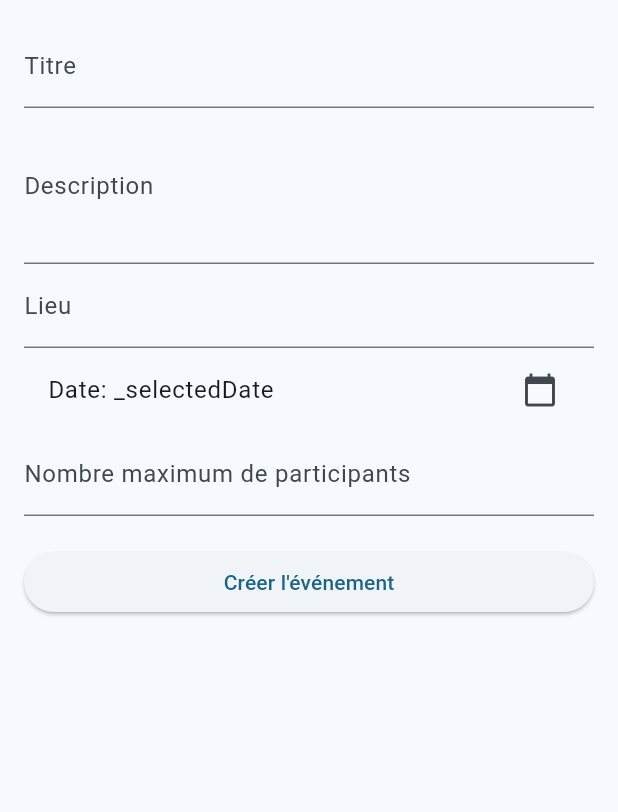
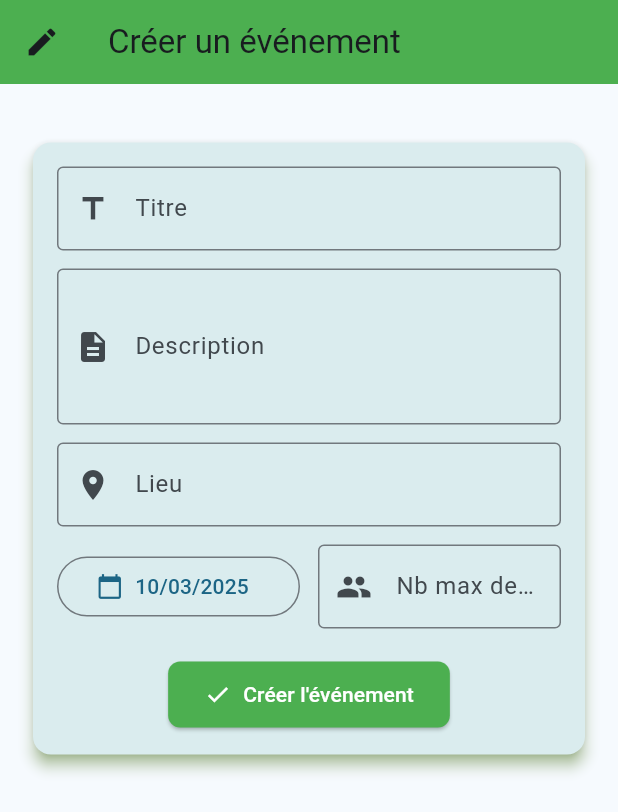
Before and after one commit to ben-ht/sporty, a Flutter app: the Creation screen opened directly, on a phone screen of 412 x 824 dp. Shown: the top 812 px of the screen. Run offline on Flutter 3.47's test engine with Material 3 defaults, Android fonts, the phone set to English and light mode, and no system bars; our stand-ins replace flutter_svg, fluttertoast, supabase_flutter; accounts and stored records are empty.

Commit message:
Amelioration des interfaces Search et Create

```diff
--- a/lib/main.dart
+++ b/lib/main.dart
@@ -1,6 +1,6 @@
 import 'package:flutter/material.dart';
 import 'package:provider/provider.dart';
-import 'package:sporty/ui/create/create.dart';
+import 'package:sporty/ui/creation/creation.dart';
 import 'package:sporty/ui/search/search.dart';
 import 'package:sporty/ui/signup/widgets/signup.dart';
 import 'package:sporty/ui/signup/widgets/sports_selection.dart';
@@ -54,7 +54,7 @@ class MyAppState extends ChangeNotifier {
 class MainScreen extends StatelessWidget {
   final List<Widget> pages = [
     const HomeScreen(),
-    const CreateApp(),
+    const Creation(),
     const Search()
   ];
 
--- a/lib/ui/creation/creation.dart
+++ b/lib/ui/creation/creation.dart
@@ -1,4 +1,5 @@
 import 'package:flutter/material.dart';
+import 'package:intl/intl.dart';
 
 class Creation extends StatefulWidget {
   const Creation({super.key});
@@ -8,23 +9,42 @@ class Creation extends StatefulWidget {
 }
 
 class _CreationState extends State<Creation> {
-
   final _formKey = GlobalKey<FormState>();
   final _titleController = TextEditingController();
   final _descriptionController = TextEditingController();
   final _locationController = TextEditingController();
+  final _maxParticipantsController = TextEditingController();
   DateTime _selectedDate = DateTime.now();
 
   @override
   Widget build(BuildContext context) {
-    return Form(
+    return Scaffold(
+      appBar: AppBar(
+        title: const Text("Créer un événement"),
+        backgroundColor: Colors.green,
+        leading: const Icon(Icons.create),
+      ),
+      body: Padding(
+        padding: const EdgeInsets.only(top: 35, bottom: 18, left: 18, right: 18),
+        child: Card(
+          elevation: 4,
+          shape: RoundedRectangleBorder(borderRadius: BorderRadius.circular(12)),
+          shadowColor: Colors.lightGreen,
+          surfaceTintColor: Colors.teal,
+          child: Padding(
+            padding: const EdgeInsets.all(16.0),
+            child: Form(
               key: _formKey,
-      child: ListView(
-        padding: EdgeInsets.all(16.0),
+              child: Column(
+                mainAxisSize: MainAxisSize.min,
                 children: [
                   TextFormField(
                     controller: _titleController,
-            decoration: InputDecoration(labelText: 'Titre'),
+                    decoration: const InputDecoration(
+                      labelText: 'Titre',
+                      prefixIcon: Icon(Icons.title),
+                      border: OutlineInputBorder(),
+                    ),
                     validator: (value) {
                       if (value == null || value.isEmpty) {
                         return 'Veuillez entrer un titre';
@@ -32,62 +52,105 @@ class _CreationState extends State<Creation> {
                       return null;
                     },
                   ),
+                  const SizedBox(height: 12),
                   TextFormField(
                     controller: _descriptionController,
-            decoration: InputDecoration(labelText: 'Description'),
+                    decoration: const InputDecoration(
+                      labelText: 'Description',
+                      prefixIcon: Icon(Icons.description),
+                      border: OutlineInputBorder(),
+                    ),
                     maxLines: 3,
                   ),
+                  const SizedBox(height: 12),
                   TextFormField(
                     controller: _locationController,
-            decoration: InputDecoration(labelText: 'Lieu'),
+                    decoration: const InputDecoration(
+                      labelText: 'Lieu',
+                      prefixIcon: Icon(Icons.location_on),
+                      border: OutlineInputBorder(),
                     ),
-          ListTile(
-            // title: Text('Date: ${DateFormat('dd/MM/yyyy').format(_selectedDate)}'),
-            title: Text('Date: _selectedDate'),
-            trailing: Icon(Icons.calendar_today),
-            onTap: () async {
+                  ),
+                  const SizedBox(height: 12),
+
+                  Row(
+                    children: [
+                      Expanded(
+                        child: OutlinedButton.icon(
+                          icon: const Icon(Icons.calendar_today),
+                          label: Text(DateFormat('dd/MM/yyyy').format(_selectedDate)),
+                          onPressed: _selectDate,
+                        ),
+                      ),
+                      const SizedBox(width: 12),
+                      Expanded(
+                        child: TextFormField(
+                          controller: _maxParticipantsController,
+                          decoration: const InputDecoration(
+                            labelText: 'Nb max de participants',
+                            prefixIcon: Icon(Icons.people),
+                            border: OutlineInputBorder(),
+                          ),
+                          keyboardType: TextInputType.number,
+                        ),
+                      ),
+                    ],
+                  ),
+
+                  const SizedBox(height: 20),
+                  ElevatedButton.icon(
+                    onPressed: _submitForm,
+                    icon: const Icon(Icons.check),
+                    label: const Text("Créer l'événement"),
+                    style: ElevatedButton.styleFrom(
+                      backgroundColor: Colors.green,
+                      foregroundColor: Colors.white,
+                      padding: const EdgeInsets.symmetric(vertical: 12, horizontal: 24),
+                      shape: RoundedRectangleBorder(borderRadius: BorderRadius.circular(8)),
+                    ),
+                  ),
+                ],
+              ),
+            ),
+          ),
+        ),
+      ),
+    );
+  }
+
+  Future<void> _selectDate() async {
     final DateTime? picked = await showDatePicker(
       context: context,
       initialDate: _selectedDate,
       firstDate: DateTime.now(),
       lastDate: DateTime(2101),
+      builder: (context, child) {
+        return Theme(
+          data: ThemeData.light().copyWith(
+            primaryColor: Colors.green,
+            colorScheme: ColorScheme.light(
+              primary: Colors.green,
+              onPrimary: Colors.white,
+              onSurface: Colors.black,
+            ),
+            dialogBackgroundColor: Colors.white,
+          ),
+          child: child!,
+        );
+      },
     );
     if (picked != null && picked != _selectedDate) {
       setState(() {
         _selectedDate = picked;
       });
     }
-            },
-          ),
-          // Ici, vous pouvez ajouter un widget pour sélectionner les sports
-          // Par exemple, un DropdownButton ou un MultiSelect widget
-          TextFormField(
-            decoration: InputDecoration(labelText: 'Nombre maximum de participants'),
-            keyboardType: TextInputType.number,
-            onChanged: (value) {
-              setState(() {
-                // _maxParticipants = int.tryParse(value);
-              });
-            },
-          ),
-          SizedBox(height: 20),
-          ElevatedButton(
-            onPressed: _submitForm,
-            child: Text('Créer l\'événement'),
-          ),
-        ],
-      ),
-    );
   }
-
 
   void _submitForm() {
     if (_formKey.currentState!.validate()) {
-
+      ScaffoldMessenger.of(context).showSnackBar(
+        const SnackBar(content: Text("Événement créé avec succès !")),
+      );
     }
   }
-
-
-
-
 }
--- a/lib/ui/search/event_card.dart
+++ b/lib/ui/search/event_card.dart
@@ -9,6 +9,7 @@ class EventCard extends StatelessWidget {
   @override
   Widget build(BuildContext context) {
     return Card(
+      surfaceTintColor:Colors.teal,
       child: Container(
         padding: EdgeInsets.all(6),
         child: ExpansionTile(
--- a/pubspec.yaml
+++ b/pubspec.yaml
@@ -42,6 +42,7 @@ dependencies:
 
   json_annotation: ^4.9.0
   supabase_flutter: ^2.8.4
+  intl: ^0.20.2
 
 dev_dependencies:
   flutter_test:
```
Also changed, not shown: lib/ui/create/create.dart (deleted, +0 -20 lines), lib/ui/search/search.dart (+56 -56 lines). Lines whose indentation alone changed are shown as unchanged.
